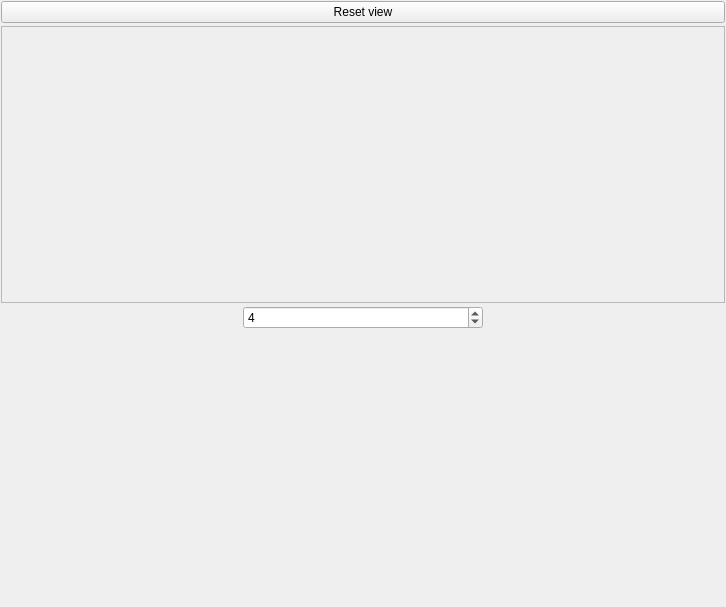
Above: ants3bundle/src/ants3/gui/photsim/asensordrawwidget.ui from andrmor/ANTS3bundle before the change. Below: the same form after it.
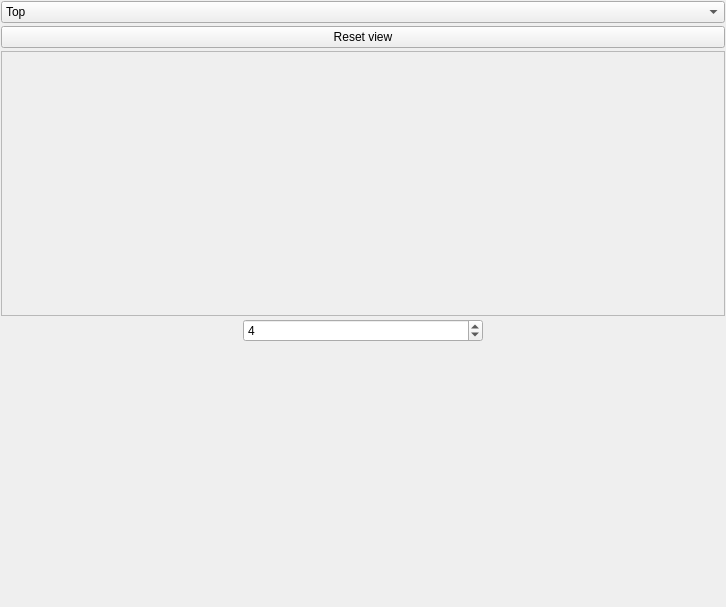
That is the form after the change.

Commit message: add  view selector for sensor draw

```diff
--- a/ants3bundle/src/ants3/gui/photsim/asensordrawwidget.ui
+++ b/ants3bundle/src/ants3/gui/photsim/asensordrawwidget.ui
@@ -31,6 +31,25 @@
    </property>
    <item>
     <layout class="QVBoxLayout" name="verticalLayout">
+     <item>
+      <widget class="QComboBox" name="cobViewSelector">
+       <item>
+        <property name="text">
+         <string>Top</string>
+        </property>
+       </item>
+       <item>
+        <property name="text">
+         <string>Front</string>
+        </property>
+       </item>
+       <item>
+        <property name="text">
+         <string>Side</string>
+        </property>
+       </item>
+      </widget>
+     </item>
      <item>
       <widget class="QPushButton" name="pbResetView">
        <property name="text">
@@ -65,7 +84,7 @@
        <item>
         <widget class="QLabel" name="label">
          <property name="text">
-          <string>    </string>
+          <string/>
          </property>
         </widget>
        </item>
@@ -85,7 +104,7 @@
        <item>
         <widget class="QLabel" name="label_2">
          <property name="text">
-          <string>    </string>
+          <string/>
          </property>
         </widget>
        </item>
```
The commit also changes 3 other files.
